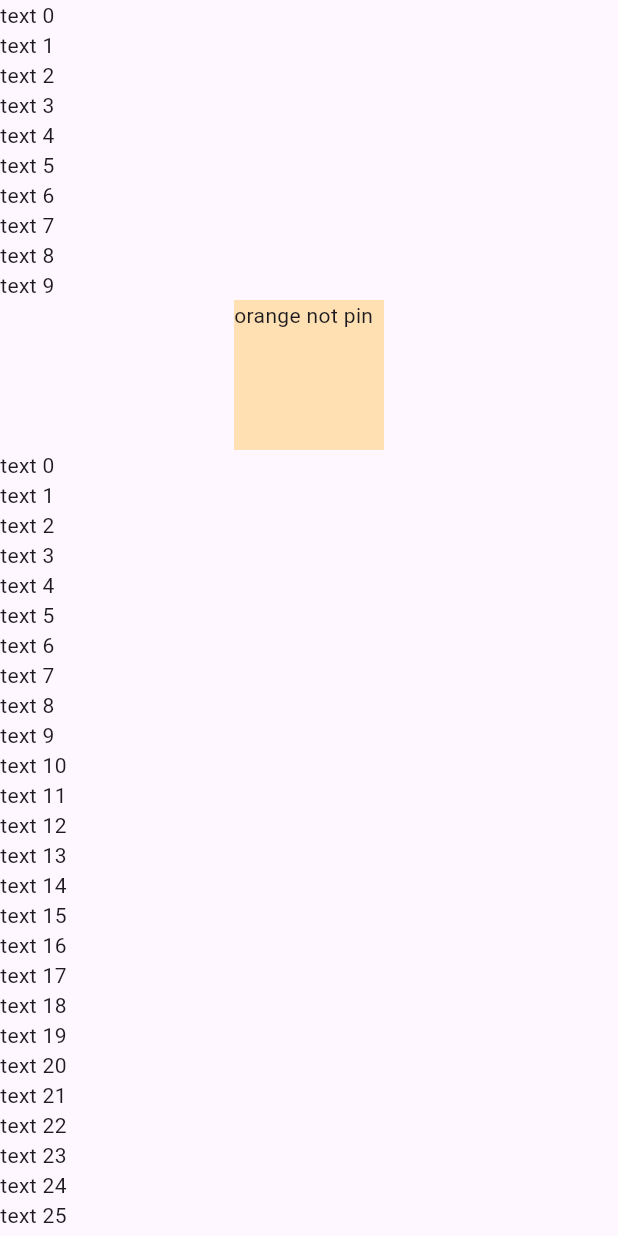
After one commit to frankfancode/dev-journal, a Flutter app: the BasicPinnedPage screen opened by its route, on a phone screen of 412 x 824 dp. The commit adds this screen. Run offline on Flutter 3.47's test engine with Material 3 defaults, Android fonts, the phone set to English and light mode, and no system bars; our stand-ins replace flutter_easyrefresh, flutter_screenutil.

Commit message:
add some pages

```diff
--- /dev/null
+++ b/flutter_journal/lib/scroll/basic_pin_page.dart
@@ -0,0 +1,82 @@
+import 'package:flutter/foundation.dart';
+import 'package:flutter/material.dart';
+import 'package:flutter/widgets.dart';
+
+class BasicPinnedPage extends StatefulWidget {
+  static String routeName = 'BasicPinnedPage';
+
+  const BasicPinnedPage({super.key});
+
+  @override
+  State<BasicPinnedPage> createState() => _BasicPinnedPageState();
+}
+
+class _BasicPinnedPageState extends State<BasicPinnedPage> {
+  @override
+  Widget build(BuildContext context) {
+    return Material(
+      child: CustomScrollView(
+        cacheExtent: 0,
+        // physics: RangeMaintainingScrollPhysics(),
+        slivers: <Widget>[
+          // const SliverAppBar(
+          //   pinned: true,
+          // ),
+           SliverList.builder(
+            itemCount: 10,
+            itemBuilder: (BuildContext context, int index) {
+            return Text('text $index');
+          }),
+          SliverToBoxAdapter(
+            child: Align(
+              child: Container(
+                width: 100,
+                height: 100,
+                color: Colors.orange.shade100,
+                child: const Text('orange not pin'),
+              ),
+            ),
+          ),
+          // SliverPersistentHeader(
+          //   delegate: _MySliverPersistentHeaderDelegate(),
+          //   pinned: true,
+          // ),
+          //   SliverPersistentHeader(
+          //   delegate: _MySliverPersistentHeaderDelegate(),
+          //   pinned: true,
+          // ),
+          SliverList.builder(itemBuilder: (BuildContext context, int index) {
+            return Text('text $index');
+          })
+        ],
+      ),
+    );
+  }
+}
+
+class _MySliverPersistentHeaderDelegate extends SliverPersistentHeaderDelegate {
+  @override
+  double get minExtent => 60.0;
+
+  @override
+  double get maxExtent => 60.0;
+
+  @override
+  Widget build(
+      BuildContext context, double shrinkOffset, bool overlapsContent) {
+    return Container(
+      color: Colors.blue,
+      child: Center(
+        child: Text(
+          'SliverPersistentHeader',
+          style: TextStyle(color: Colors.white, fontSize: 20.0),
+        ),
+      ),
+    );
+  }
+
+  @override
+  bool shouldRebuild(_MySliverPersistentHeaderDelegate oldDelegate) {
+    return false;
+  }
+}
```
Also changed, not shown: flutter_journal/lib/main.dart (+10 -0 lines), flutter_journal/lib/scroll/basic_scroll_page.dart (added, +25 -0 lines), flutter_journal/lib/scroll/center_scroll_page.dart (added, +40 -0 lines), flutter_journal/lib/scroll/custom_basic_scroll_page.dart (added, +33 -0 lines).
